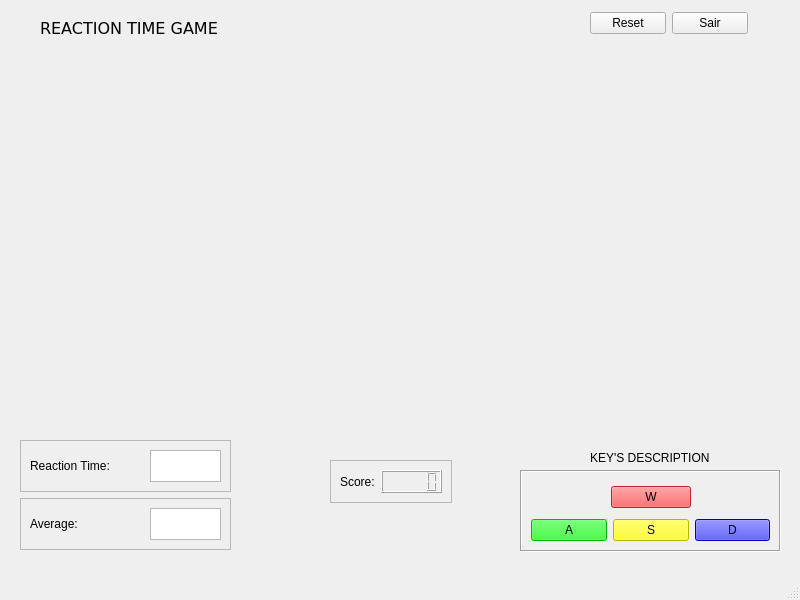
The window that mainwindow.ui (reilta/reaction-time) describes before a commit, drawn with Qt 5.
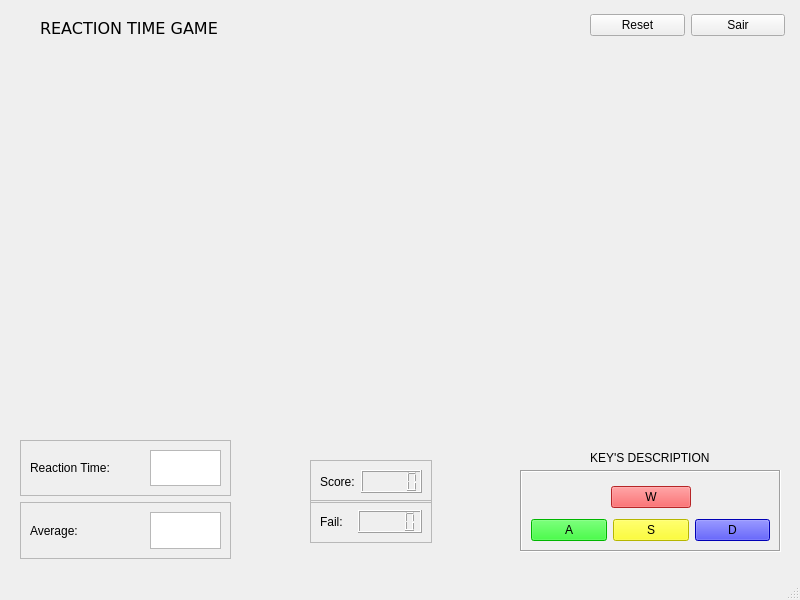
The same window after the commit.

Commit message: add contador de fail

The edit to the form file:
```diff
--- a/mainwindow.ui
+++ b/mainwindow.ui
@@ -265,12 +265,17 @@
    <widget class="QFrame" name="frame_3">
     <property name="geometry">
      <rect>
-      <x>330</x>
+      <x>310</x>
       <y>460</y>
       <width>122</width>
       <height>43</height>
      </rect>
     </property>
+    <property name="font">
+     <font>
+      <bold>false</bold>
+     </font>
+    </property>
     <property name="frameShape">
      <enum>QFrame::StyledPanel</enum>
     </property>
@@ -286,7 +291,19 @@
       </widget>
      </item>
      <item>
-      <widget class="QLCDNumber" name="lcdNumber"/>
+      <widget class="QLCDNumber" name="lcdNumber">
+       <property name="font">
+        <font>
+         <bold>true</bold>
+        </font>
+       </property>
+       <property name="autoFillBackground">
+        <bool>false</bool>
+       </property>
+       <property name="styleSheet">
+        <string notr="true">color::rgb(0, 0, 0);</string>
+       </property>
+      </widget>
      </item>
     </layout>
    </widget>
@@ -296,7 +313,7 @@
       <x>20</x>
       <y>440</y>
       <width>211</width>
-      <height>110</height>
+      <height>119</height>
      </rect>
     </property>
     <layout class="QVBoxLayout" name="verticalLayout_2">
@@ -377,8 +394,8 @@
      <rect>
       <x>590</x>
       <y>10</y>
-      <width>158</width>
-      <height>26</height>
+      <width>195</width>
+      <height>31</height>
      </rect>
     </property>
     <layout class="QHBoxLayout" name="horizontalLayout_7">
@@ -398,6 +415,51 @@
      </item>
     </layout>
    </widget>
+   <widget class="QFrame" name="frame_5">
+    <property name="geometry">
+     <rect>
+      <x>310</x>
+      <y>500</y>
+      <width>122</width>
+      <height>43</height>
+     </rect>
+    </property>
+    <property name="font">
+     <font>
+      <bold>false</bold>
+     </font>
+    </property>
+    <property name="frameShape">
+     <enum>QFrame::StyledPanel</enum>
+    </property>
+    <property name="frameShadow">
+     <enum>QFrame::Raised</enum>
+    </property>
+    <layout class="QHBoxLayout" name="horizontalLayout_8">
+     <item>
+      <widget class="QLabel" name="label_9">
+       <property name="text">
+        <string>Fail:</string>
+       </property>
+      </widget>
+     </item>
+     <item>
+      <widget class="QLCDNumber" name="lcdNumber_2">
+       <property name="font">
+        <font>
+         <bold>true</bold>
+        </font>
+       </property>
+       <property name="autoFillBackground">
+        <bool>false</bool>
+       </property>
+       <property name="styleSheet">
+        <string notr="true">color::rgb(0, 0, 0);</string>
+       </property>
+      </widget>
+     </item>
+    </layout>
+   </widget>
   </widget>
   <widget class="QMenuBar" name="menubar">
    <property name="geometry">
```
Left out of the diff: 2 changed lines with no effect on the pictures. The commit also changes 2 other files.
